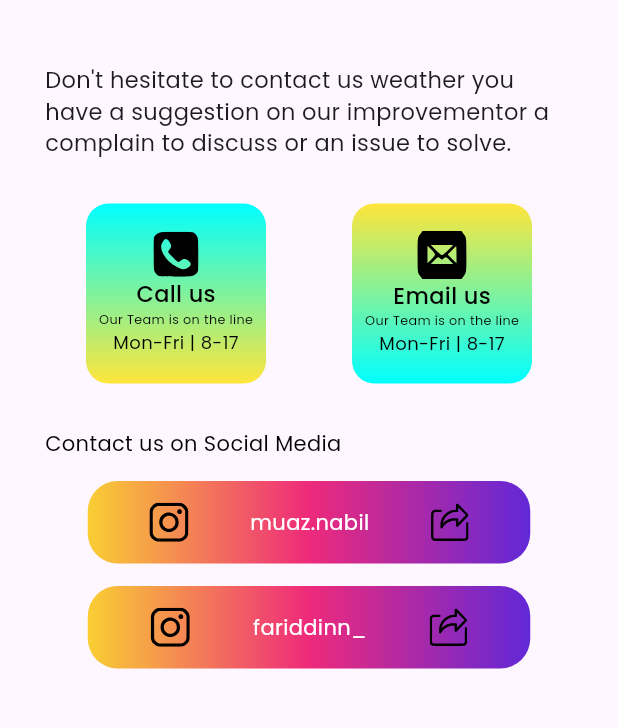
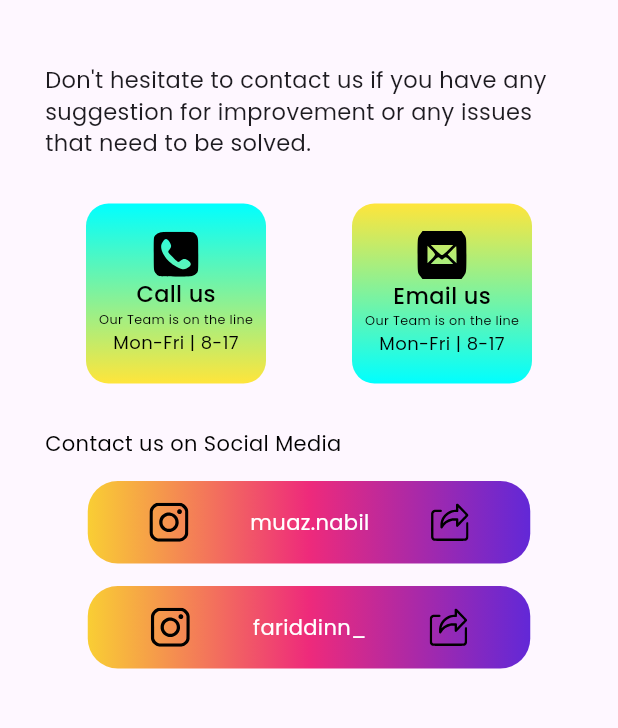
Before and after one commit to muazzzznabil/Muslim-Guider_flutter, a Flutter app: the setting screen opened by its route, after a tap on "Contact Us", on a phone screen of 412 x 824 dp, the part 65-793 px from its top. Run offline on Flutter 3.47's test engine with Material 3 defaults, Android fonts, the phone set to English and light mode, and no system bars; our stand-ins replace curved_labeled_navigation_bar, flutter_svg, geocoding, geolocator.

Commit message:
complete basic for geolocator.dart

```diff
--- a/lib/main.dart
+++ b/lib/main.dart
@@ -8,7 +8,7 @@ import 'package:muslim_guider_v1/pages/prayerTime.dart';
 import 'package:muslim_guider_v1/pages/setting.dart';
 import 'package:muslim_guider_v1/pages/tasbihCounter.dart';
 
-void main() {
+void main() async{
   runApp(const MyApp());
 }
 
--- a/lib/pages/ContactUs.dart
+++ b/lib/pages/ContactUs.dart
@@ -233,8 +233,8 @@ class contactUs extends StatelessWidget {
     return Padding(
           padding: const EdgeInsets.all(30),
           child: Text(
-            "Don't hesitate to contact us weather you have a suggestion on our improvement"
-                "or a complain to discuss or an issue to solve.",
+            "Don't hesitate to contact us if you have any suggestion for improvement\t"
+                "or any issues that need to be solved.",
             style: TextStyle(
               fontSize: 15,
               fontWeight: FontWeight.w400,
--- a/lib/pages/setting.dart
+++ b/lib/pages/setting.dart
@@ -1,6 +1,7 @@
 import 'package:flutter/material.dart';
 import 'package:flutter_svg/flutter_svg.dart';
 import 'package:muslim_guider_v1/template/botNavBar.dart';
+import 'package:muslim_guider_v1/test/location_test.dart';
 
 class setting extends StatelessWidget {
   const setting({super.key});
@@ -49,7 +50,7 @@ class setting extends StatelessWidget {
                       ),
                     ),
 
-                    GestureDetector(
+                    GestureDetector( //about
                       onTap: () {
                         Navigator.pushNamed(context, '/about');
                       },
@@ -85,10 +86,28 @@ class setting extends StatelessWidget {
                   ],
                 ),
 
+
+
+
               ],
 
         ),
+        GestureDetector(
+          onTap: (){
+            Navigator.push(context, MaterialPageRoute(builder: (context) => locationTest()));
+          },
+          child:
+          Container(
+            child: Text('Location test'),
+            width: 80,
+            height: 80,
+
+            color: Colors.orange,
+          ),
+
+        )
       ],
+
     );
 
 
```
Also changed, not shown: lib/pages/prayerTime.dart (+10 -1 lines), lib/services/geolocator.dart (+17 -1 lines), lib/services/location_finder.dart (deleted), 1 other file.
